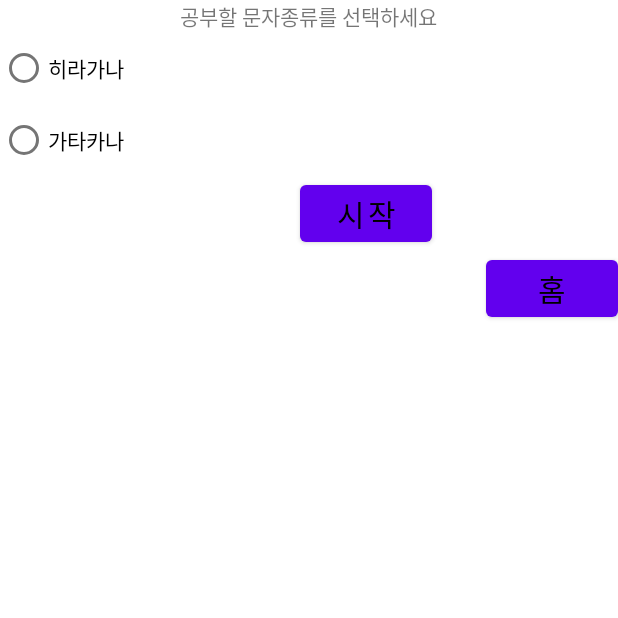
After one commit to kaybb12/JJH, an Android app: the ChooseActivity screen opened directly, with no data from a screen before it, on a phone screen of 412 x 824 dp, the top half of it. The commit adds this screen. Run offline under Robolectric (Android 15) with nearby library versions, the phone set to English and light mode, and no system bars.

Commit message:
액티비티 선택구현, 값 넘기는 거 구현 필요

```diff
--- /dev/null
+++ b/JS/app/src/main/java/com/example/js/ChooseActivity.java
@@ -0,0 +1,125 @@
+package com.example.js;
+
+import androidx.appcompat.app.AppCompatActivity;
+
+import android.content.Intent;
+import android.os.Bundle;
+import android.view.View;
+import android.widget.Button;
+import android.widget.CheckBox;
+import android.widget.RadioButton;
+import android.widget.RadioGroup;
+import android.widget.TableLayout;
+import android.widget.Toast;
+
+public class ChooseActivity extends AppCompatActivity {
+
+    Button btn_Choicehome, btn_Choicestart;
+
+    RadioGroup Radchoice;
+
+    RadioButton RadHira, RadKata;
+
+    CheckBox Ha, Hk, Hs, Ht, Hn, Hh, Hm, Hy, Hr, Hw, Ho, Hg, Hj, Hd, Hb, Hp;
+    CheckBox Ka, Kk, Ks, Kt, Kn, Kh, Km, Ky, Kr, Kw, Ko, Kg, Kj, Kd, Kb, Kp;
+
+    TableLayout TabHira, TabKata;
+
+    int WhatChoice = 0; //1==Hira,2==Kata
+
+    @Override
+    protected void onCreate(Bundle savedInstanceState) {
+        super.onCreate(savedInstanceState);
+        setContentView(R.layout.activity_choose);
+
+        //Hira checkBox
+        Ha = (CheckBox) findViewById(R.id.Cbx_Ha);
+        Hk = (CheckBox) findViewById(R.id.Cbx_Hk);
+        Hs = (CheckBox) findViewById(R.id.Cbx_Hs);
+        Ht = (CheckBox) findViewById(R.id.Cbx_Ht);
+        Hn = (CheckBox) findViewById(R.id.Cbx_Hn);
+        Hh = (CheckBox) findViewById(R.id.Cbx_Hh);
+        Hm = (CheckBox) findViewById(R.id.Cbx_Hm);
+        Hy = (CheckBox) findViewById(R.id.Cbx_Hy);
+        Hr = (CheckBox) findViewById(R.id.Cbx_Hr);
+        Ho = (CheckBox) findViewById(R.id.Cbx_Ho);
+        Hg = (CheckBox) findViewById(R.id.Cbx_Hg);
+        Hj = (CheckBox) findViewById(R.id.Cbx_Hj);
+        Hd = (CheckBox) findViewById(R.id.Cbx_Hd);
+        Hb = (CheckBox) findViewById(R.id.Cbx_Hb);
+        Hp = (CheckBox) findViewById(R.id.Cbx_Hp);
+        //Kata checkBox
+        Ka = (CheckBox) findViewById(R.id.Cbx_Ka);
+        Kk = (CheckBox) findViewById(R.id.Cbx_Kk);
+        Ks = (CheckBox) findViewById(R.id.Cbx_Ks);
+        Kt = (CheckBox) findViewById(R.id.Cbx_Kt);
+        Kn = (CheckBox) findViewById(R.id.Cbx_Kn);
+        Kh = (CheckBox) findViewById(R.id.Cbx_Kh);
+        Km = (CheckBox) findViewById(R.id.Cbx_Km);
+        Ky = (CheckBox) findViewById(R.id.Cbx_Ky);
+        Kr = (CheckBox) findViewById(R.id.Cbx_Kr);
+        Ko = (CheckBox) findViewById(R.id.Cbx_Ko);
+        Kg = (CheckBox) findViewById(R.id.Cbx_Kg);
+        Kj = (CheckBox) findViewById(R.id.Cbx_Kj);
+        Kd = (CheckBox) findViewById(R.id.Cbx_Kd);
+        Kb = (CheckBox) findViewById(R.id.Cbx_Kb);
+        Kp = (CheckBox) findViewById(R.id.Cbx_Kp);
+
+        btn_Choicehome = (Button) findViewById(R.id.btnChoicehome);
+        btn_Choicestart = (Button) findViewById(R.id.btnChostart);
+        Radchoice = (RadioGroup) findViewById(R.id.Rad_choice);
+        TabHira = (TableLayout) findViewById(R.id.TabHira);
+        TabKata = (TableLayout) findViewById(R.id.TabKata);
+
+        btn_Choicehome.setOnClickListener(new View.OnClickListener() {
+            @Override
+            public void onClick(View view) {
+                Intent intent = new Intent(getApplicationContext(),MainActivity.class);
+                startActivity(intent);
+            }
+        });
+
+        btn_Choicestart.setOnClickListener(new View.OnClickListener() {
+            @Override
+            public void onClick(View view) {
+                if (WhatChoice == 1)
+                {
+                    Intent intent = new Intent(getApplicationContext(),HiraganaActivity.class);
+                    startActivity(intent);
+                }
+                else if(WhatChoice == 2)
+                {
+                    Intent intent = new Intent(getApplicationContext(),KatakanaActivity.class);
+                    startActivity(intent);
+                }
+                else if (WhatChoice == 0)
+                {
+                    Toast.makeText(getApplicationContext(),"무엇을 공부할지 선택하세요",Toast.LENGTH_SHORT).show();
+                }
+            }
+        });
+
+        Radchoice.setOnCheckedChangeListener(new RadioGroup.OnCheckedChangeListener() {
+            @Override
+            public void onCheckedChanged(RadioGroup radioGroup, int i) {
+                if (i==R.id.Rad_Hira)
+                {
+                    TabHira.setVisibility(View.VISIBLE);
+                    TabKata.setVisibility(View.GONE);
+                    WhatChoice = 1;//Hira
+                }
+                else if (i==R.id.Rad_Kata)
+                {
+                    TabKata.setVisibility(View.VISIBLE);
+                    TabHira.setVisibility(View.GONE);
+                    WhatChoice = 2;//Kata
+                }
+            }
+        });
+    }
+
+    public String Checked(View v){
+        if (Ha.isChecked())
+
+    }
+}
--- a/JS/app/src/main/java/com/example/js/HiraganaActivity.java
+++ b/JS/app/src/main/java/com/example/js/HiraganaActivity.java
@@ -12,8 +12,8 @@ import com.example.js.words.Hiragana;
 import com.example.js.words.Voca;
 
 public class HiraganaActivity extends AppCompatActivity {
-    ProblemSet problemSet;
-    Voca currentVoca;
+    ProblemSet problemSet; // 문제 생성 및 저장
+    Voca currentVoca; //현재 답 저장
 
     // 액티비티간 데이터 전송 찾아 볼 것
 
@@ -34,7 +34,7 @@ public class HiraganaActivity extends AppCompatActivity {
             }
         });
 
-        problemSet = new ProblemSet(, );
+       //problemSet = new ProblemSet(20,1); // 이전 액티비티에서 값 받아오기
     }
 
     void setNextProblem() {
@@ -49,11 +49,11 @@ public class HiraganaActivity extends AppCompatActivity {
     }
 
     // 답 제출시 onClick에서 호출하시면 됩니다.
-    // onclick에서 만약 return true 이면 problemSet의 currentCount++; 해줄것 !!
+    // onclick에서 만약 return true 이면 problemSet의 corectCount++; 해줄것 !!
     Boolean checkSolution(Integer num) {
         String answer = ""; // = EditText.getTest();
-        if (answer == currentVoca.kr)
+        if (answer == currentVoca.kr) //string compare사용
             return true;
-        return false;
+        else return false;
     }
 }
--- a/JS/app/src/main/java/com/example/js/MainActivity.java
+++ b/JS/app/src/main/java/com/example/js/MainActivity.java
@@ -17,30 +17,14 @@ public class MainActivity extends AppCompatActivity {
         super.onCreate(savedInstanceState);
         setContentView(R.layout.activity_main);
 
-        Button btn_hiragana = (Button) findViewById(R.id.btnHira);
-        Button btn_katakana = (Button) findViewById(R.id.btnKata);
         Button btn_word = (Button) findViewById(R.id.btnWord);
+        Button btn_exam = (Button) findViewById(R.id.btnExam);
 
         Button btn_test = (Button) findViewById(R.id.btnTest);
+
         ImageView img_test = (ImageView) findViewById(R.id.img_test);
         Animation animFadein = AnimationUtils.loadAnimation(getApplicationContext(),R.anim.fadein);
         Animation animFadeout = AnimationUtils.loadAnimation(getApplicationContext(),R.anim.fadeout);
-
-        btn_hiragana.setOnClickListener(new View.OnClickListener() {
-            @Override
-            public void onClick(View view) {
-                Intent intent = new Intent(getApplicationContext(),HiraganaActivity.class);
-                startActivity(intent);
-            }
-        });
-
-        btn_katakana.setOnClickListener(new View.OnClickListener() {
-            @Override
-            public void onClick(View view) {
-                Intent intent = new Intent(getApplicationContext(),KatakanaActivity.class);
-                startActivity(intent);
-            }
-        });
 
         btn_word.setOnClickListener(new View.OnClickListener() {
             @Override
@@ -49,7 +33,13 @@ public class MainActivity extends AppCompatActivity {
                 startActivity(intent);
             }
         });
-
+        btn_exam.setOnClickListener(new View.OnClickListener() {
+            @Override
+            public void onClick(View view) {
+                Intent intent = new Intent(getApplicationContext(), ChooseActivity.class);
+                startActivity(intent);
+            }
+        });
         btn_test.setOnClickListener(new View.OnClickListener() {
             @Override
             public void onClick(View view) {
--- a/JS/app/src/main/java/com/example/js/ProblemSet.java
+++ b/JS/app/src/main/java/com/example/js/ProblemSet.java
@@ -15,15 +15,16 @@ public class ProblemSet {
     ArrayList<Integer> questions;
 
     ProblemSet(int problemCount, ArrayList<Integer> problems) {
-        this.problemCount = problemCount;
-        this.correctCount = 0;
-        this.currentNumber = 0;
+        this.problemCount = problemCount; //문제개수
+        this.correctCount = 0; //맞은문제수
+        this.currentNumber = 0; //현재 문제 번호
 
         random = new Random();
+        makeQuestion(problems);
     }
 
     // 문제를 만들어 내는 함수
-    void makeQuestion(ArrayList<Integer> problem) {
+    void makeQuestion(ArrayList<Integer> problems) {
         questions = new ArrayList<>();
 
         // problem 길이 내에서 rand 해서 questions 만들기
@@ -31,7 +32,7 @@ public class ProblemSet {
 
 
     Integer getNextQuestion() {
-        if (currentNumber <= problemCount)
+        if (currentNumber < problemCount)
             return questions.get(currentNumber++);
 
         else
--- a/JS/app/src/main/java/com/example/js/result.java
+++ b/JS/app/src/main/java/com/example/js/ResultActivity.java
@@ -4,7 +4,7 @@ import androidx.appcompat.app.AppCompatActivity;
 
 import android.os.Bundle;
 
-public class result extends AppCompatActivity {
+public class ResultActivity extends AppCompatActivity {
 
     @Override
     protected void onCreate(Bundle savedInstanceState) {
--- a/JS/app/src/main/java/com/example/js/WordActivity.java
+++ b/JS/app/src/main/java/com/example/js/WordActivity.java
@@ -1,5 +1,6 @@
 package com.example.js;
 
+import android.content.Intent;
 import android.os.AsyncTask;
 import android.os.Build;
 import android.os.Bundle;
@@ -24,7 +25,7 @@ import java.net.URLEncoder;
 
 public class WordActivity extends AppCompatActivity {
 
-  Button btnTrans;
+  Button btnTrans, btnTransHome;
   EditText edTrans;
   TextView txtTrans;
 
@@ -36,6 +37,7 @@ public class WordActivity extends AppCompatActivity {
         btnTrans = (Button) findViewById(R.id.btnTrans);
         txtTrans = (TextView) findViewById(R.id.txtTrans);
         edTrans = (EditText) findViewById(R.id.edTrans);
+        btnTransHome = (Button) findViewById(R.id.btnTranshome);
 
         btnTrans.setOnClickListener(new View.OnClickListener() {
             @Override
@@ -45,14 +47,22 @@ public class WordActivity extends AppCompatActivity {
                 task.execute(tmp);
             }
         });
+
+        btnTransHome.setOnClickListener(new View.OnClickListener() {
+            @Override
+            public void onClick(View view) {
+                Intent intent = new Intent(getApplicationContext(),MainActivity.class);
+                startActivity(intent);
+            }
+        });
     }
     class BackgroundTask extends AsyncTask<String,Void,String>{
         @RequiresApi(api= Build.VERSION_CODES.KITKAT)
         @Override
         protected String doInBackground(String... str) {
             String inputTest = str[0];
-            String clientId = "DPJtdhGUK3ywrhp3WgLT";
-            String clientSecret = "fFKGnhdDnC";
+            String clientId = "DUFUgQTEhwaLayTvrRuh";
+            String clientSecret = "fmW7Soz_pn";
             String result ="";
 
             try {
--- /dev/null
+++ b/JS/app/src/main/res/layout/activity_choose.xml
@@ -0,0 +1,243 @@
+<?xml version="1.0" encoding="utf-8"?>
+<LinearLayout xmlns:android="http://schemas.android.com/apk/res/android"
+    android:layout_width="match_parent"
+    android:layout_height="match_parent"
+    android:orientation="vertical"
+    >
+
+    <TextView
+        android:layout_width="wrap_content"
+        android:layout_height="wrap_content"
+        android:text="공부할 문자종류를 선택하세요"
+        android:layout_gravity="center"
+        />
+
+    <RadioGroup
+        android:id="@+id/Rad_choice"
+        android:layout_width="match_parent"
+        android:layout_height="wrap_content">
+
+        <RadioButton
+            android:id="@+id/Rad_Hira"
+            android:layout_width="wrap_content"
+            android:layout_height="wrap_content"
+            android:text="히라가나"
+            />
+        <RadioButton
+            android:id="@+id/Rad_Kata"
+            android:layout_width="wrap_content"
+            android:layout_height="wrap_content"
+            android:text="가타카나"
+            />
+    </RadioGroup>
+        <TableLayout
+            android:id="@+id/TabHira"
+            android:layout_width="match_parent"
+            android:layout_height="wrap_content"
+            android:visibility="gone">
+            <TextView
+                android:layout_width="wrap_content"
+                android:layout_height="wrap_content"
+                android:layout_gravity="center"
+                android:text="공부할 단을 모두 선택해주세요"/>
+            <TableRow>
+                <CheckBox
+                    android:id="@+id/Cbx_Ha"
+                    android:layout_width="wrap_content"
+                    android:layout_height="wrap_content"
+                    android:text="あ" />
+                <CheckBox
+                    android:id="@+id/Cbx_Hk"
+                    android:layout_width="wrap_content"
+                    android:layout_height="wrap_content"
+                    android:text="か" />
+                <CheckBox
+                    android:id="@+id/Cbx_Hs"
+                    android:layout_width="wrap_content"
+                    android:layout_height="wrap_content"
+                    android:text="さ" />
+                <CheckBox
+                    android:id="@+id/Cbx_Ht"
+                    android:layout_width="wrap_content"
+                    android:layout_height="wrap_content"
+                    android:text="た" />
+                <CheckBox
+                    android:id="@+id/Cbx_Hn"
+                    android:layout_width="wrap_content"
+                    android:layout_height="wrap_content"
+                    android:text="な" />
+                <CheckBox
+                    android:id="@+id/Cbx_Hh"
+                    android:layout_width="wrap_content"
+                    android:layout_height="wrap_content"
+                    android:text="は" />
+                <CheckBox
+                    android:id="@+id/Cbx_Hm"
+                    android:layout_width="wrap_content"
+                    android:layout_height="wrap_content"
+                    android:text="ま" />
+                <CheckBox
+                    android:id="@+id/Cbx_Hy"
+                    android:layout_width="wrap_content"
+                    android:layout_height="wrap_content"
+                    android:text="や" />
+            </TableRow>
+        <TableRow>
+            <CheckBox
+                android:id="@+id/Cbx_Hr"
+                android:layout_width="wrap_content"
+                android:layout_height="wrap_content"
+                android:text="ら" />
+            <CheckBox
+                android:id="@+id/Cbx_Hw"
+                android:layout_width="wrap_content"
+                android:layout_height="wrap_content"
+                android:text="わ" />
+            <CheckBox
+                android:id="@+id/Cbx_Ho"
+                android:layout_width="wrap_content"
+                android:layout_height="wrap_content"
+                android:text="ん" />
+            <CheckBox
+                android:id="@+id/Cbx_Hg"
+                android:layout_width="wrap_content"
+                android:layout_height="wrap_content"
+                android:text="が" />
+            <CheckBox
+                android:id="@+id/Cbx_Hj"
+                android:layout_width="wrap_content"
+                android:layout_height="wrap_content"
+                android:text="ざ" />
+            <CheckBox
+                android:id="@+id/Cbx_Hd"
+                android:layout_width="wrap_content"
+                android:layout_height="wrap_content"
+                android:text="だ" />
+            <CheckBox
+                android:id="@+id/Cbx_Hb"
+                android:layout_width="wrap_content"
+                android:layout_height="wrap_content"
+                android:text="ば" />
+            <CheckBox
+                android:id="@+id/Cbx_Hp"
+                android:layout_width="wrap_content"
+                android:layout_height="wrap_content"
+                android:text="ぱ" />
+        </TableRow>
+    </TableLayout>
+    <TableLayout
+        android:id="@+id/TabKata"
+        android:layout_width="match_parent"
+        android:layout_height="wrap_content"
+        android:visibility="gone">
+        <TextView
+            android:layout_width="wrap_content"
+            android:layout_height="wrap_content"
+            android:layout_gravity="center"
+            android:text="공부할 단을 모두 선택해주세요"/>
+        <TableRow>
+            <CheckBox
+                android:id="@+id/Cbx_Ka"
+                android:layout_width="wrap_content"
+                android:layout_height="wrap_content"
+                android:text="ア" />
+            <CheckBox
+                android:id="@+id/Cbx_Kk"
+                android:layout_width="wrap_content"
+                android:layout_height="wrap_content"
+                android:text="カ" />
+            <CheckBox
+                android:id="@+id/Cbx_Ks"
+                android:layout_width="wrap_content"
+                android:layout_height="wrap_content"
+                android:text="サ" />
+            <CheckBox
+                android:id="@+id/Cbx_Kt"
+                android:layout_width="wrap_content"
+                android:layout_height="wrap_content"
+                android:text="タ" />
+            <CheckBox
+                android:id="@+id/Cbx_Kn"
+                android:layout_width="wrap_content"
+                android:layout_height="wrap_content"
+                android:text="ナ" />
+            <CheckBox
+                android:id="@+id/Cbx_Kh"
+                android:layout_width="wrap_content"
+                android:layout_height="wrap_content"
+                android:text="ハ" />
+            <CheckBox
+                android:id="@+id/Cbx_Km"
+                android:layout_width="wrap_content"
+                android:layout_height="wrap_content"
+                android:text="マ" />
+            <CheckBox
+                android:id="@+id/Cbx_Ky"
+                android:layout_width="wrap_content"
+                android:layout_height="wrap_content"
+                android:text="ヤ" />
+        </TableRow>
+        <TableRow>
+            <CheckBox
+                android:id="@+id/Cbx_Kr"
+                android:layout_width="wrap_content"
+                android:layout_height="wrap_content"
+                android:text="ラ" />
+            <CheckBox
+                android:id="@+id/Cbx_Kw"
+                android:layout_width="wrap_content"
+                android:layout_height="wrap_content"
+                android:text="ワ" />
+            <CheckBox
+                android:id="@+id/Cbx_Ko"
+                android:layout_width="wrap_content"
+                android:layout_height="wrap_content"
+                android:text="ン" />
+            <CheckBox
+                android:id="@+id/Cbx_Kg"
+                android:layout_width="wrap_content"
+                android:layout_height="wrap_content"
+                android:text="ガ" />
+            <CheckBox
+                android:id="@+id/Cbx_Kj"
+                android:layout_width="wrap_content"
+                android:layout_height="wrap_content"
+                android:text="ザ" />
+            <CheckBox
+                android:id="@+id/Cbx_Kd"
+                android:layout_width="wrap_content"
+                android:layout_height="wrap_content"
+                android:text="ダ" />
+            <CheckBox
+                android:id="@+id/Cbx_Kb"
+                android:layout_width="wrap_content"
+                android:layout_height="wrap_content"
+                android:text="バ" />
+            <CheckBox
+                android:id="@+id/Cbx_Kp"
+                android:layout_width="wrap_content"
+                android:layout_height="wrap_content"
+                android:text="パ" />
+        </TableRow>
+    </TableLayout>
+    <Button
+        android:id="@+id/btnChostart"
+        android:layout_width="wrap_content"
+        android:layout_height="wrap_content"
+        android:text="시작"
+        android:textColor="@color/black"
+        android:textSize="20sp"
+        android:layout_marginLeft="200dp"
+        android:gravity="center"
+        />
+    <Button
+        android:id="@+id/btnChoicehome"
+        android:layout_width="wrap_content"
+        android:layout_height="wrap_content"
+        android:text="홈"
+        android:textColor="@color/black"
+        android:textSize="20sp"
+        android:layout_marginLeft="200dp"
+        android:layout_gravity="bottom|right"
+        />
+</LinearLayout>
--- a/JS/app/src/main/res/layout/activity_main.xml
+++ b/JS/app/src/main/res/layout/activity_main.xml
@@ -17,6 +17,18 @@
         android:gravity="center"
         />
 
+    <Button
+        android:id="@+id/btnExam"
+        android:layout_width="match_parent"
+        android:layout_height="wrap_content"
+        android:text="글자 공부"
+        android:textSize="30sp"
+        android:background="#00ff0000"
+        android:textColor="@color/black"
+        android:layout_gravity="center"
+        android:layout_marginTop="50dp"
+        />
+<!--
     <Button
         android:id="@+id/btnHira"
         android:layout_width="match_parent"
@@ -40,12 +52,12 @@
         android:layout_gravity="center"
         android:layout_marginTop="25dp"
         />
-
+-->
     <Button
         android:id="@+id/btnWord"
         android:layout_width="match_parent"
         android:layout_height="wrap_content"
-        android:text="단어"
+        android:text="파파고 번역기"
         android:background="#00ff0000"
         android:textColor="@color/black"
         android:textSize="30sp"
--- a/JS/app/src/main/res/layout/activity_result.xml
+++ b/JS/app/src/main/res/layout/activity_result.xml
@@ -6,7 +6,7 @@
     android:layout_height="match_parent"
     android:background="@drawable/note"
     android:orientation="vertical"
-    tools:context=".result">
+    tools:context=".ResultActivity">
 
     <TextView
         android:layout_width="wrap_content"
--- a/JS/app/src/main/res/layout/activity_word.xml
+++ b/JS/app/src/main/res/layout/activity_word.xml
@@ -39,4 +39,16 @@
         android:gravity="center|top"
         android:hint="번역 결과"/>
 
+    <Button
+        android:id="@+id/btnTranshome"
+        android:layout_width="wrap_content"
+        android:layout_height="wrap_content"
+        android:text="홈"
+        android:background="#00ff0000"
+        android:textColor="@color/black"
+        android:textSize="20sp"
+        android:layout_marginLeft="200dp"
+        android:layout_gravity="bottom|right"
+        />
+
 </LinearLayout>
--- a/JS/build.gradle
+++ b/JS/build.gradle
@@ -1,5 +1,5 @@
 // Top-level build file where you can add configuration options common to all sub-projects/modules.
 plugins {
-    id 'com.android.application' version '7.2.2' apply false
-    id 'com.android.library' version '7.2.2' apply false
+    id 'com.android.application' version '7.4.2' apply false
+    id 'com.android.library' version '7.4.2' apply false
 }
```
Also changed, not shown: JS/app/src/main/AndroidManifest.xml (+5 -3 lines).
